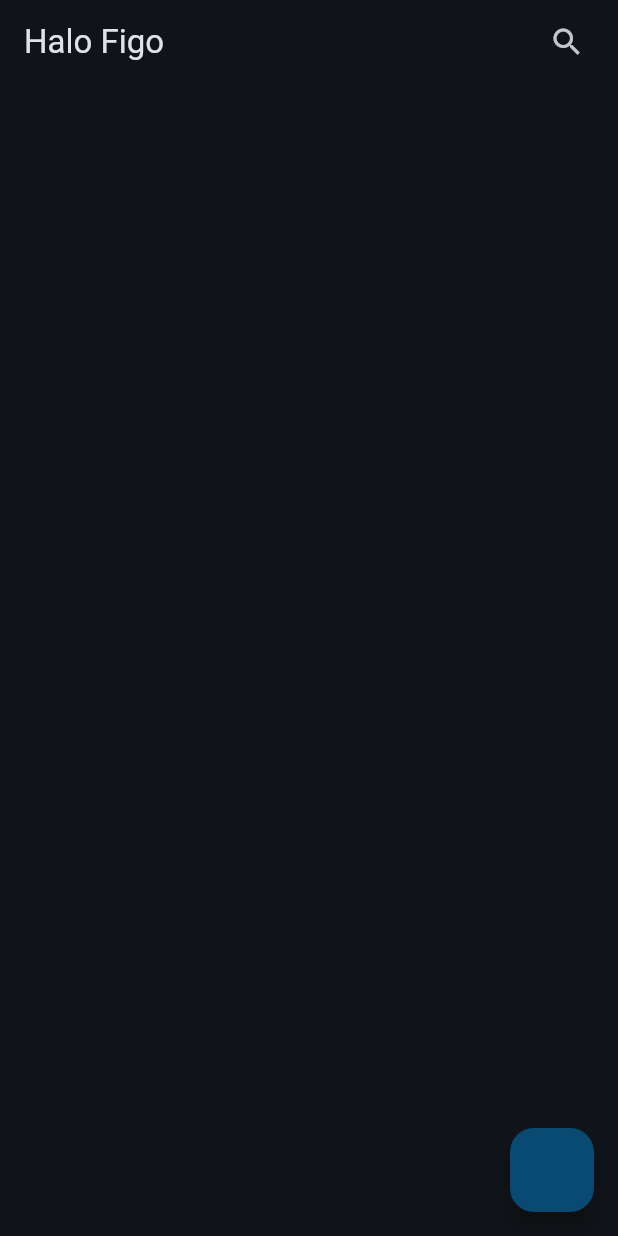
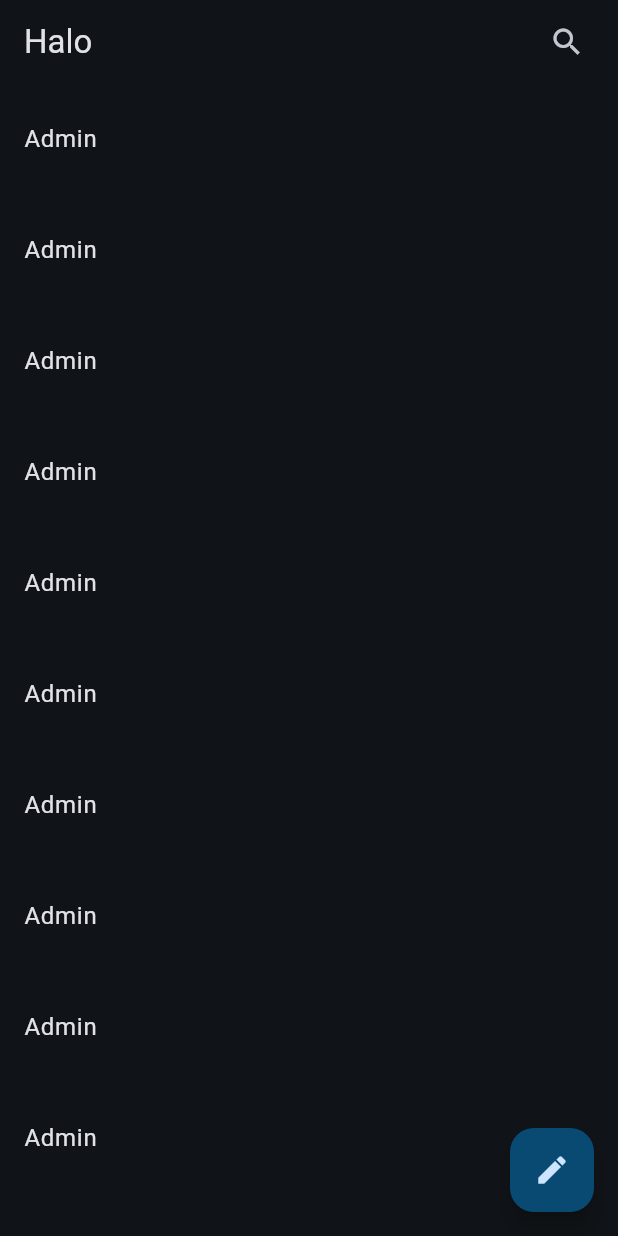
Before and after one commit to figositanggang/chaty, a Flutter app: the screen it shows after launch, after a tap on "Mulai", on a phone screen of 412 x 824 dp. Run offline on Flutter 3.47's test engine with Material 3 defaults, Android fonts, the phone set to English and light mode, and no system bars; our stand-ins replace cloud_firestore, firebase_core, google_sign_in, supabase_flutter; accounts and stored records are empty.

Commit message:
hapus sementara login google

```diff
--- a/lib/features/auth/auth_state_page.dart
+++ b/lib/features/auth/auth_state_page.dart
@@ -11,8 +11,8 @@ class AuthStatePage extends StatelessWidget {
     return StreamBuilder(
       stream: supabase.auth.onAuthStateChange,
       builder: (context, snapshot) {
-        if (snapshot.hasData && !snapshot.data!.session!.isExpired) {
-          return HomePage();
+        if (snapshot.hasData) {
+          if (snapshot.data!.session != null) return HomePage();
         }
 
         return LoginPage();
--- a/lib/features/auth/login_page.dart
+++ b/lib/features/auth/login_page.dart
@@ -109,23 +109,23 @@ class _LoginPageState extends State<LoginPage> {
                       child: Text("Daftar"),
                     ),
                   ),
-                  SizedBox(height: 30),
+                  // SizedBox(height: 30),
 
-                  Text("Atau login dengan"),
+                  // Text("Atau login dengan"),
 
-                  SizedBox(height: 20),
+                  // SizedBox(height: 20),
 
                   // @ Login with...
-                  SizedBox(
-                    width: double.infinity,
-                    child: MyButton(
-                      onPressed: () {
-                        AuthHelper.loginWithGoogle(context);
-                      },
-                      child: Text("Google"),
-                      backgroundColor: Color.fromARGB(255, 246, 103, 74),
-                    ),
-                  ),
+                  // SizedBox(
+                  //   width: double.infinity,
+                  //   child: MyButton(
+                  //     onPressed: () {
+                  //       AuthHelper.loginWithGoogle(context);
+                  //     },
+                  //     child: Text("Google"),
+                  //     backgroundColor: Color.fromARGB(255, 246, 103, 74),
+                  //   ),
+                  // ),
                 ],
               ),
             ),
--- a/lib/features/chat/home/home_page.dart
+++ b/lib/features/chat/home/home_page.dart
@@ -1,7 +1,9 @@
 import 'package:chaty/features/auth/auth_helper.dart';
+import 'package:chaty/features/auth/models/user_model.dart';
 import 'package:chaty/features/chat/home/home-drawer.dart';
-import 'package:flutter/gestures.dart';
+import 'package:cloud_firestore/cloud_firestore.dart';
 import 'package:flutter/material.dart';
+import 'package:chaty/main.dart';
 
 class HomePage extends StatefulWidget {
   const HomePage({super.key});
@@ -11,9 +13,16 @@ class HomePage extends StatefulWidget {
 }
 
 class _HomePageState extends State<HomePage> {
+  final currentUser = supabase.auth.currentUser!;
+
+  late Future<DocumentSnapshot<Map<String, dynamic>>> getCurrentUser;
+
   @override
   void initState() {
     super.initState();
+
+    getCurrentUser =
+        AuthHelper.firestore.collection("users").doc(currentUser.id).get();
   }
 
   @override
@@ -21,7 +30,17 @@ class _HomePageState extends State<HomePage> {
     return Scaffold(
       appBar: AppBar(
         automaticallyImplyLeading: false,
-        title: Text("Halo Figo"),
+        title: FutureBuilder(
+          future: getCurrentUser,
+          builder: (context, snapshot) {
+            if (snapshot.connectionState == ConnectionState.waiting) {
+              return Text("");
+            }
+
+            UserModel userModel = UserModel.fromSnapshot(snapshot.data!);
+            return Text("Halo ${userModel.fullName.split(" ")[0]}");
+          },
+        ),
         actions: [
           IconButton(
             onPressed: () {},
@@ -30,13 +49,21 @@ class _HomePageState extends State<HomePage> {
           SizedBox(width: 10),
         ],
       ),
-      body: SingleChildScrollView(),
+      body: ListView.builder(
+        itemCount: 15,
+        itemBuilder: (context, index) {
+          return ListTile(
+            title: Text("Admin"),
+            onTap: () {},
+            minVerticalPadding: 25,
+          );
+        },
+      ),
       drawer: HomeDrawer(),
       drawerEdgeDragWidth: MediaQuery.sizeOf(context).width - 100,
       floatingActionButton: FloatingActionButton(
-        onPressed: () async {
-          AuthHelper.signOut(context);
-        },
+        onPressed: () {},
+        child: Icon(Icons.edit),
       ),
     );
   }
```
Also changed, not shown: lib/features/auth/auth_helper.dart (+22 -8 lines), lib/features/auth/daftar_page.dart (+13 -0 lines), lib/features/chat/home/home-drawer.dart (+8 -1 lines), 2 other files.
